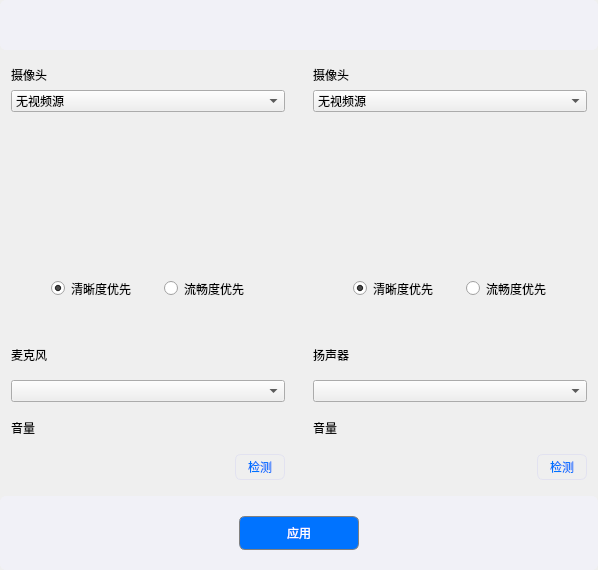
Qt form src/agora_edu_demo/ui/AgoraSettingDialog.ui (AgoraIO-Usecase/AgoraDualTeacher) before a commit.
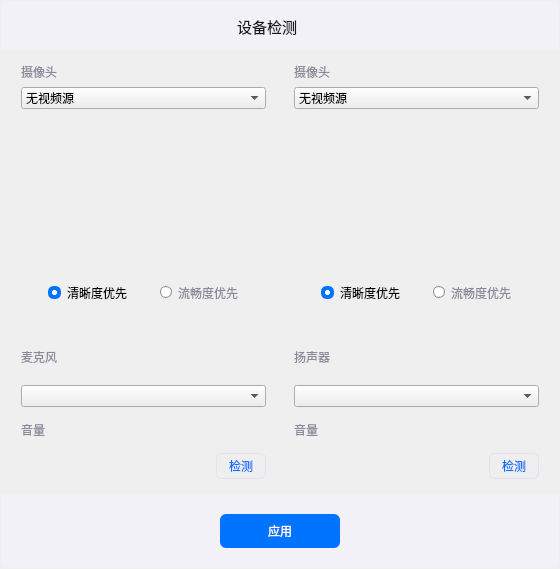
The same form after that commit. Icons and pictures are not drawn. Custom widgets are drawn as their Qt base class.

What changed in the file:
```diff
--- a/src/agora_edu_demo/ui/AgoraSettingDialog.ui
+++ b/src/agora_edu_demo/ui/AgoraSettingDialog.ui
@@ -6,8 +6,8 @@
    <rect>
     <x>0</x>
     <y>0</y>
-    <width>598</width>
-    <height>570</height>
+    <width>560</width>
+    <height>569</height>
    </rect>
   </property>
   <property name="windowTitle">
@@ -32,21 +32,21 @@
     <number>0</number>
    </property>
    <property name="leftMargin">
-    <number>0</number>
+    <number>1</number>
    </property>
    <property name="topMargin">
-    <number>0</number>
+    <number>1</number>
    </property>
    <property name="rightMargin">
-    <number>0</number>
+    <number>1</number>
    </property>
    <property name="bottomMargin">
-    <number>0</number>
+    <number>1</number>
    </property>
    <item>
     <layout class="QVBoxLayout" name="verticalLayout" stretch="0,8,5,0">
      <property name="spacing">
-      <number>5</number>
+      <number>0</number>
      </property>
      <item>
       <widget class="QWidget" name="top_widget" native="true">
@@ -64,12 +64,45 @@
        </property>
        <property name="styleSheet">
         <string notr="true">background: #F1F1F7;
-box-shadow: 0px 4px 12px 0px rgba(0, 0, 0, 0.2);
-border-radius: 6px;</string>
+border-top-left-radius:6px;
+border-top-right-radius:6px;</string>
        </property>
-       <layout class="QHBoxLayout" name="horizontalLayout_top" stretch="20,1">
+       <layout class="QHBoxLayout" name="horizontalLayout_top" stretch="0,0,0,1">
         <item>
-         <spacer name="horizontalSpacer_">
+         <spacer name="horizontalSpacer">
+          <property name="orientation">
+           <enum>Qt::Horizontal</enum>
+          </property>
+          <property name="sizeHint" stdset="0">
+           <size>
+            <width>40</width>
+            <height>20</height>
+           </size>
+          </property>
+         </spacer>
+        </item>
+        <item>
+         <widget class="QLabel" name="title_label">
+          <property name="font">
+           <font>
+            <family>微软雅黑</family>
+            <pointsize>11</pointsize>
+           </font>
+          </property>
+          <property name="styleSheet">
+           <string notr="true">#title_label{
+	color: rgb(25, 25, 25);
+}
+
+</string>
+          </property>
+          <property name="text">
+           <string>设备检测</string>
+          </property>
+         </widget>
+        </item>
+        <item>
+         <spacer name="horizontalSpacer_4">
           <property name="orientation">
            <enum>Qt::Horizontal</enum>
           </property>
@@ -118,12 +151,18 @@
      </item>
      <item>
       <layout class="QHBoxLayout" name="horizontalLayout_video_test">
+       <property name="spacing">
+        <number>6</number>
+       </property>
        <item>
         <widget class="QWidget" name="widget" native="true">
          <property name="layoutDirection">
           <enum>Qt::LeftToRight</enum>
          </property>
          <layout class="QVBoxLayout" name="verticalLayout_2" stretch="1,1,8,1">
+          <property name="leftMargin">
+           <number>20</number>
+          </property>
           <item>
            <widget class="QLabel" name="lab_camera_cap_1">
             <property name="maximumSize">
@@ -137,6 +176,9 @@
               <family>微软雅黑</family>
              </font>
             </property>
+            <property name="styleSheet">
+             <string notr="true">color: rgb(138, 138, 154);</string>
+            </property>
             <property name="text">
              <string>摄像头</string>
             </property>
@@ -206,6 +248,13 @@
               <height>16777215</height>
              </size>
             </property>
+            <property name="autoFillBackground">
+             <bool>false</bool>
+            </property>
+            <property name="styleSheet">
+             <string notr="true">background: url(&quot;:/image/resource/icon-camera-off@2x.png&quot;);
+</string>
+            </property>
            </widget>
           </item>
           <item alignment="Qt::AlignHCenter">
@@ -228,6 +277,27 @@
                  <pointsize>9</pointsize>
                 </font>
                </property>
+               <property name="styleSheet">
+                <string notr="true">QRadioButton:unchecked {
+	color: #8a8a9a;
+}
+
+QRadioButton::indicator:unchecked {
+    width:                  10px;
+    height:                 10px;
+    border-radius:          6px;
+    background-color:       #fff;
+    border:                 1px solid #8a8a9a;
+}
+
+QRadioButton::indicator:checked {
+    width:                  5px;
+    height:                 5px;
+    border-radius:          6px;
+    background-color:       #fff;
+    border:                 4px solid #0073ff;
+}</string>
+               </property>
                <property name="text">
                 <string>清晰度优先</string>
                </property>
@@ -244,6 +314,27 @@
                  <pointsize>9</pointsize>
                 </font>
                </property>
+               <property name="styleSheet">
+                <string notr="true">QRadioButton:unchecked {
+	color: #8a8a9a;
+}
+
+QRadioButton::indicator:unchecked {
+    width:                  10px;
+    height:                 10px;
+    border-radius:          6px;
+    background-color:       #fff;
+    border:                 1px solid #8a8a9a;
+}
+
+QRadioButton::indicator:checked {
+    width:                  5px;
+    height:                 5px;
+    border-radius:          6px;
+    background-color:       #fff;
+    border:                 4px solid #0073ff;
+}</string>
+               </property>
                <property name="text">
                 <string>流畅度优先</string>
                </property>
@@ -258,6 +349,9 @@
        <item>
         <widget class="QWidget" name="widget_2" native="true">
          <layout class="QVBoxLayout" name="verticalLayout_3" stretch="1,1,8,1">
+          <property name="rightMargin">
+           <number>20</number>
+          </property>
           <item>
            <widget class="QLabel" name="lab_camera_cap_2">
             <property name="maximumSize">
@@ -271,6 +365,9 @@
               <family>微软雅黑</family>
              </font>
             </property>
+            <property name="styleSheet">
+             <string notr="true">color: rgb(138, 138, 154);</string>
+            </property>
             <property name="text">
              <string>摄像头</string>
             </property>
@@ -340,6 +437,9 @@
               <height>16777215</height>
              </size>
             </property>
+            <property name="styleSheet">
+             <string notr="true">border-radious:6px;</string>
+            </property>
            </widget>
           </item>
           <item alignment="Qt::AlignHCenter">
@@ -362,6 +462,27 @@
                  <pointsize>9</pointsize>
                 </font>
                </property>
+               <property name="styleSheet">
+                <string notr="true">QRadioButton:unchecked {
+	color: #8a8a9a;
+}
+
+QRadioButton::indicator:unchecked {
+    width:                  10px;
+    height:                 10px;
+    border-radius:          6px;
+    background-color:       #fff;
+    border:                 1px solid #8a8a9a;
+}
+
+QRadioButton::indicator:checked {
+    width:                  5px;
+    height:                 5px;
+    border-radius:          6px;
+    background-color:       #fff;
+    border:                 4px solid #0073ff;
+}</string>
+               </property>
                <property name="text">
                 <string>清晰度优先</string>
                </property>
@@ -378,6 +499,27 @@
                  <pointsize>9</pointsize>
                 </font>
                </property>
+               <property name="styleSheet">
+                <string notr="true">QRadioButton:unchecked {
+	color: #8a8a9a;
+}
+
+QRadioButton::indicator:unchecked {
+    width:                  10px;
+    height:                 10px;
+    border-radius:          6px;
+    background-color:       #fff;
+    border:                 1px solid #8a8a9a;
+}
+
+QRadioButton::indicator:checked {
+    width:                  5px;
+    height:                 5px;
+    border-radius:          6px;
+    background-color:       #fff;
+    border:                 4px solid #0073ff;
+}</string>
+               </property>
                <property name="text">
                 <string>流畅度优先</string>
                </property>
@@ -396,6 +538,9 @@
        <item>
         <widget class="QWidget" name="widget_5" native="true">
          <layout class="QVBoxLayout" name="verticalLayout_4" stretch="1,2,2,1">
+          <property name="leftMargin">
+           <number>20</number>
+          </property>
           <item>
            <widget class="QLabel" name="lab_audio_cap">
             <property name="maximumSize">
@@ -409,6 +554,9 @@
               <family>微软雅黑</family>
              </font>
             </property>
+            <property name="styleSheet">
+             <string notr="true">color: rgb(138, 138, 154);</string>
+            </property>
             <property name="text">
              <string>麦克风</string>
             </property>
@@ -472,12 +620,12 @@
            </widget>
           </item>
           <item>
-           <layout class="QHBoxLayout" name="horizontalLayout_13">
+           <layout class="QHBoxLayout" name="horizontalLayout_13" stretch="0,0">
             <item>
              <widget class="QLabel" name="lab_audio_cap_vol">
               <property name="maximumSize">
                <size>
-                <width>50</width>
+                <width>45</width>
                 <height>16777215</height>
                </size>
               </property>
@@ -486,9 +634,18 @@
                 <family>微软雅黑</family>
                </font>
               </property>
+              <property name="styleSheet">
+               <string notr="true">color: rgb(138, 138, 154);</string>
+              </property>
               <property name="text">
                <string>音量</string>
               </property>
+              <property name="textFormat">
+               <enum>Qt::AutoText</enum>
+              </property>
+              <property name="alignment">
+               <set>Qt::AlignLeading|Qt::AlignLeft|Qt::AlignVCenter</set>
+              </property>
              </widget>
             </item>
             <item>
@@ -496,13 +653,13 @@
               <property name="minimumSize">
                <size>
                 <width>0</width>
-                <height>40</height>
+                <height>30</height>
                </size>
               </property>
               <property name="maximumSize">
                <size>
                 <width>16777215</width>
-                <height>40</height>
+                <height>30</height>
                </size>
               </property>
              </widget>
@@ -569,6 +726,9 @@
        <item>
         <widget class="QWidget" name="widget_6" native="true">
          <layout class="QVBoxLayout" name="verticalLayout_5" stretch="1,2,2,1">
+          <property name="rightMargin">
+           <number>20</number>
+          </property>
           <item>
            <widget class="QLabel" name="lab_audio_playback">
             <property name="maximumSize">
@@ -582,6 +742,9 @@
               <family>微软雅黑</family>
              </font>
             </property>
+            <property name="styleSheet">
+             <string notr="true">color: rgb(138, 138, 154);</string>
+            </property>
             <property name="text">
              <string>扬声器</string>
             </property>
@@ -639,12 +802,12 @@
            </widget>
           </item>
           <item>
-           <layout class="QHBoxLayout" name="horizontalLayout_16">
+           <layout class="QHBoxLayout" name="horizontalLayout_16" stretch="0,0">
             <item>
              <widget class="QLabel" name="lab_audio_playback_vol">
               <property name="maximumSize">
                <size>
-                <width>50</width>
+                <width>45</width>
                 <height>16777215</height>
                </size>
               </property>
@@ -653,6 +816,9 @@
                 <family>微软雅黑</family>
                </font>
               </property>
+              <property name="styleSheet">
+               <string notr="true">color: rgb(138, 138, 154);</string>
+              </property>
               <property name="text">
                <string>音量</string>
               </property>
@@ -663,13 +829,13 @@
               <property name="minimumSize">
                <size>
                 <width>0</width>
-                <height>40</height>
+                <height>30</height>
                </size>
               </property>
               <property name="maximumSize">
                <size>
                 <width>16777215</width>
-                <height>40</height>
+                <height>30</height>
                </size>
               </property>
              </widget>
@@ -748,8 +914,9 @@
        </property>
        <property name="styleSheet">
         <string notr="true">background: #F1F1F7;
-box-shadow: 0px 4px 12px 0px rgba(0, 0, 0, 0.2);
-border-radius: 6px;</string>
+border-bottom-left-radius:6px;
+border-bottom-right-radius:6px;
+</string>
        </property>
        <layout class="QHBoxLayout" name="horizontalLayout_10" stretch="3,1,3">
         <property name="spacing">
@@ -800,11 +967,23 @@
            </font>
           </property>
           <property name="styleSheet">
-           <string notr="true">border:1px solid;
-border-radius:6px;
-border-color:gray;
+           <string notr="true">QPushButton{
 background-color:#0073FF;
-color:white</string>
+border-radius:6px;
+color:white
+}
+
+QPushButton:hover{
+background-color:#3590FF;
+border-radius:6px;
+color:white
+}
+
+QPushButton:pressed{
+background-color: #0E62C8;
+border-radius:6px;
+color:white
+}</string>
           </property>
           <property name="text">
            <string>应用</string>
```
Left out of the diff: 175 changed lines with no effect on the pictures.
